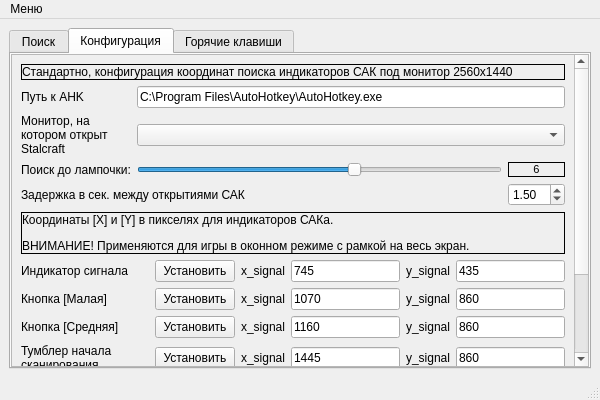
This is interface.ui in TeoDar/stalcraft_signals as Qt 5 draws it before an edit. The edited form follows.
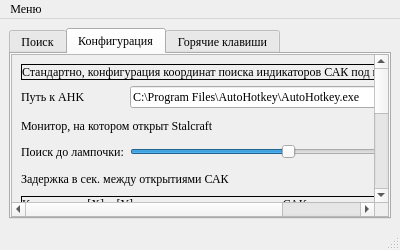
This is the edited form. The open tabs and pages were chosen to show the change.

```diff
--- a/interface.ui
+++ b/interface.ui
@@ -6,8 +6,8 @@
    <rect>
     <x>0</x>
     <y>0</y>
-    <width>600</width>
-    <height>400</height>
+    <width>400</width>
+    <height>250</height>
    </rect>
   </property>
   <property name="minimumSize">
@@ -16,6 +16,11 @@
     <height>250</height>
    </size>
   </property>
+  <property name="font">
+   <font>
+    <family>Times New Roman</family>
+   </font>
+  </property>
   <property name="contextMenuPolicy">
    <enum>Qt::DefaultContextMenu</enum>
   </property>
@@ -26,16 +31,16 @@
    <bool>false</bool>
   </property>
   <property name="animated">
-   <bool>false</bool>
+   <bool>true</bool>
   </property>
   <widget class="QWidget" name="main_grid">
    <layout class="QGridLayout" name="gridLayout_2">
     <item row="0" column="0">
      <widget class="QTabWidget" name="tabs">
       <property name="currentIndex">
-       <number>1</number>
+       <number>0</number>
       </property>
-      <widget class="QWidget" name="search_grid">
+      <widget class="QWidget" name="search_tab">
        <attribute name="title">
         <string>Поиск</string>
        </attribute>
@@ -67,7 +72,7 @@
         </item>
        </layout>
       </widget>
-      <widget class="QWidget" name="config_grid">
+      <widget class="QWidget" name="config_tab">
        <attribute name="title">
         <string>Конфигурация</string>
        </attribute>
@@ -97,27 +102,17 @@
             <rect>
              <x>0</x>
              <y>0</y>
-             <width>549</width>
-             <height>508</height>
+             <width>570</width>
+             <height>483</height>
             </rect>
            </property>
            <layout class="QGridLayout" name="gridLayout_4">
             <item row="1" column="0">
              <layout class="QGridLayout" name="main_config_grid">
-              <item row="3" column="1">
-               <widget class="QSlider" name="lamp_to_stop_slider">
-                <property name="maximum">
-                 <number>10</number>
-                </property>
-                <property name="value">
-                 <number>6</number>
-                </property>
-                <property name="orientation">
-                 <enum>Qt::Horizontal</enum>
-                </property>
-               </widget>
-              </item>
-              <item row="4" column="2">
+              <property name="verticalSpacing">
+               <number>7</number>
+              </property>
+              <item row="3" column="2">
                <widget class="QDoubleSpinBox" name="reopen_time">
                 <property name="maximum">
                  <double>10.000000000000000</double>
@@ -130,7 +125,27 @@
                 </property>
                </widget>
               </item>
-              <item row="4" column="0" colspan="2">
+              <item row="2" column="1">
+               <widget class="QSlider" name="lamp_to_stop_slider">
+                <property name="maximum">
+                 <number>10</number>
+                </property>
+                <property name="value">
+                 <number>6</number>
+                </property>
+                <property name="orientation">
+                 <enum>Qt::Horizontal</enum>
+                </property>
+               </widget>
+              </item>
+              <item row="2" column="0">
+               <widget class="QLabel" name="lamp_to_stop_label">
+                <property name="text">
+                 <string>Поиск до лампочки:</string>
+                </property>
+               </widget>
+              </item>
+              <item row="3" column="0" colspan="2">
                <widget class="QLabel" name="reopen_time_label">
                 <property name="text">
                  <string>Задержка в сек. между открытиями САК</string>
@@ -140,57 +155,31 @@
                 </property>
                </widget>
               </item>
-              <item row="1" column="0">
+              <item row="0" column="0">
                <widget class="QLabel" name="ahk_path_label">
                 <property name="text">
                  <string>Путь к AHK</string>
                 </property>
                </widget>
               </item>
-              <item row="1" column="1" colspan="2">
-               <widget class="QLineEdit" name="ahk_path">
-                <property name="text">
-                 <string>C:\Program Files\AutoHotkey\AutoHotkey.exe</string>
-                </property>
-               </widget>
-              </item>
-              <item row="2" column="0">
-               <widget class="QLabel" name="monitor_label">
-                <property name="text">
-                 <string>&lt;html&gt;&lt;head/&gt;&lt;body&gt;&lt;p&gt;Монитор, на котором открыт Stalcraft&lt;/p&gt;&lt;/body&gt;&lt;/html&gt;</string>
-                </property>
-                <property name="alignment">
-                 <set>Qt::AlignLeading|Qt::AlignLeft|Qt::AlignVCenter</set>
-                </property>
-                <property name="wordWrap">
-                 <bool>true</bool>
-                </property>
-               </widget>
-              </item>
-              <item row="3" column="0">
-               <widget class="QLabel" name="lamp_to_stop_label">
-                <property name="text">
-                 <string>Поиск до лампочки:</string>
-                </property>
-               </widget>
-              </item>
-              <item row="2" column="1" colspan="2">
-               <widget class="QComboBox" name="monitor"/>
-              </item>
-              <item row="3" column="2">
+              <item row="2" column="2">
                <widget class="QLabel" name="lamp_to_stop">
                 <property name="font">
                  <font>
-                  <pointsize>8</pointsize>
+                  <pointsize>9</pointsize>
                   <weight>50</weight>
                   <bold>false</bold>
                   <underline>false</underline>
                  </font>
                 </property>
                 <property name="styleSheet">
-                 <string notr="true">border-style: solid;
-border-width: 1px;
-border-color: black;</string>
+                 <string notr="true"/>
+                </property>
+                <property name="frameShape">
+                 <enum>QFrame::Box</enum>
+                </property>
+                <property name="lineWidth">
+                 <number>1</number>
                 </property>
                 <property name="text">
                  <string>6</string>
@@ -198,6 +187,44 @@
                 <property name="alignment">
                  <set>Qt::AlignCenter</set>
                 </property>
+                <property name="margin">
+                 <number>0</number>
+                </property>
+               </widget>
+              </item>
+              <item row="0" column="1" colspan="2">
+               <widget class="QLineEdit" name="lineEdit">
+                <property name="sizePolicy">
+                 <sizepolicy hsizetype="Expanding" vsizetype="MinimumExpanding">
+                  <horstretch>0</horstretch>
+                  <verstretch>0</verstretch>
+                 </sizepolicy>
+                </property>
+                <property name="maximumSize">
+                 <size>
+                  <width>16777215</width>
+                  <height>25</height>
+                 </size>
+                </property>
+                <property name="text">
+                 <string>C:\Program Files\AutoHotkey\AutoHotkey.exe</string>
+                </property>
+               </widget>
+              </item>
+              <item row="1" column="2">
+               <widget class="QComboBox" name="monitor"/>
+              </item>
+              <item row="1" column="0" colspan="2">
+               <widget class="QLabel" name="monitor_label">
+                <property name="text">
+                 <string>&lt;html&gt;&lt;head/&gt;&lt;body&gt;&lt;p&gt;Монитор, на котором открыт Stalcraft&lt;/p&gt;&lt;/body&gt;&lt;/html&gt;</string>
+                </property>
+                <property name="alignment">
+                 <set>Qt::AlignLeading|Qt::AlignLeft|Qt::AlignVCenter</set>
+                </property>
+                <property name="wordWrap">
+                 <bool>true</bool>
+                </property>
                </widget>
               </item>
              </layout>
@@ -692,15 +719,59 @@
               </item>
              </layout>
             </item>
+            <item row="2" column="0">
+             <widget class="QLabel" name="label">
+              <property name="maximumSize">
+               <size>
+                <width>16777215</width>
+                <height>60</height>
+               </size>
+              </property>
+              <property name="styleSheet">
+               <string notr="true"/>
+              </property>
+              <property name="frameShape">
+               <enum>QFrame::Box</enum>
+              </property>
+              <property name="text">
+               <string>&lt;html&gt;&lt;head/&gt;&lt;body&gt;&lt;p&gt;Координаты [X] и [Y] в пикселях для индикаторов САКа.&lt;/p&gt;&lt;p&gt;ВНИМАНИЕ! Применяются для игры в оконном режиме с рамкой на весь экран.&lt;/p&gt;&lt;/body&gt;&lt;/html&gt;</string>
+              </property>
+              <property name="alignment">
+               <set>Qt::AlignJustify|Qt::AlignVCenter</set>
+              </property>
+              <property name="wordWrap">
+               <bool>true</bool>
+              </property>
+              <property name="margin">
+               <number>5</number>
+              </property>
+             </widget>
+            </item>
             <item row="0" column="0">
              <widget class="QLabel" name="label_3">
+              <property name="enabled">
+               <bool>true</bool>
+              </property>
+              <property name="maximumSize">
+               <size>
+                <width>16777215</width>
+                <height>35</height>
+               </size>
+              </property>
               <property name="layoutDirection">
                <enum>Qt::LeftToRight</enum>
               </property>
               <property name="styleSheet">
-               <string notr="true">border-style: solid;
-border-width: 1px;
-border-color: black;</string>
+               <string notr="true"/>
+              </property>
+              <property name="frameShape">
+               <enum>QFrame::Box</enum>
+              </property>
+              <property name="frameShadow">
+               <enum>QFrame::Plain</enum>
+              </property>
+              <property name="lineWidth">
+               <number>1</number>
               </property>
               <property name="text">
                <string>Стандартно, конфигурация координат поиска индикаторов САК под монитор 2560х1440</string>
@@ -709,44 +780,13 @@
                <set>Qt::AlignJustify|Qt::AlignVCenter</set>
               </property>
               <property name="wordWrap">
-               <bool>true</bool>
+               <bool>false</bool>
               </property>
-             </widget>
-            </item>
-            <item row="2" column="0">
-             <widget class="QLabel" name="label">
-              <property name="styleSheet">
-               <string notr="true">border-style: solid;
-border-width: 1px;
-border-color: black;</string>
+              <property name="margin">
+               <number>5</number>
               </property>
-              <property name="text">
-               <string>&lt;html&gt;&lt;head/&gt;&lt;body&gt;&lt;p&gt;Координаты [X] и [Y] в пикселях для индикаторов САКа.&lt;/p&gt;&lt;p&gt;ВНИМАНИЕ! Применяются для игры в оконном режиме с рамкой на весь экран.&lt;/p&gt;&lt;/body&gt;&lt;/html&gt;</string>
-              </property>
-              <property name="alignment">
-               <set>Qt::AlignJustify|Qt::AlignVCenter</set>
-              </property>
-              <property name="wordWrap">
-               <bool>true</bool>
-              </property>
              </widget>
             </item>
-            <item row="4" column="0">
-             <spacer name="verticalSpacer">
-              <property name="orientation">
-               <enum>Qt::Vertical</enum>
-              </property>
-              <property name="sizeType">
-               <enum>QSizePolicy::Ignored</enum>
-              </property>
-              <property name="sizeHint" stdset="0">
-               <size>
-                <width>20</width>
-                <height>40</height>
-               </size>
-              </property>
-             </spacer>
-            </item>
            </layout>
           </widget>
          </widget>
@@ -767,11 +807,21 @@
     <rect>
      <x>0</x>
      <y>0</y>
-     <width>600</width>
-     <height>26</height>
+     <width>400</width>
+     <height>23</height>
     </rect>
    </property>
+   <property name="font">
+    <font>
+     <kerning>true</kerning>
+    </font>
+   </property>
    <widget class="QMenu" name="menu">
+    <property name="font">
+     <font>
+      <family>Times New Roman</family>
+     </font>
+    </property>
     <property name="title">
      <string>Меню</string>
     </property>
@@ -800,6 +850,11 @@
    <property name="text">
     <string>Открыть репозиторий</string>
    </property>
+   <property name="font">
+    <font>
+     <family>Times New Roman</family>
+    </font>
+   </property>
   </action>
   <action name="action_5">
    <property name="text">
@@ -810,6 +865,11 @@
    <property name="text">
     <string>О программе</string>
    </property>
+   <property name="font">
+    <font>
+     <family>Times New Roman</family>
+    </font>
+   </property>
   </action>
  </widget>
  <resources/>
```
